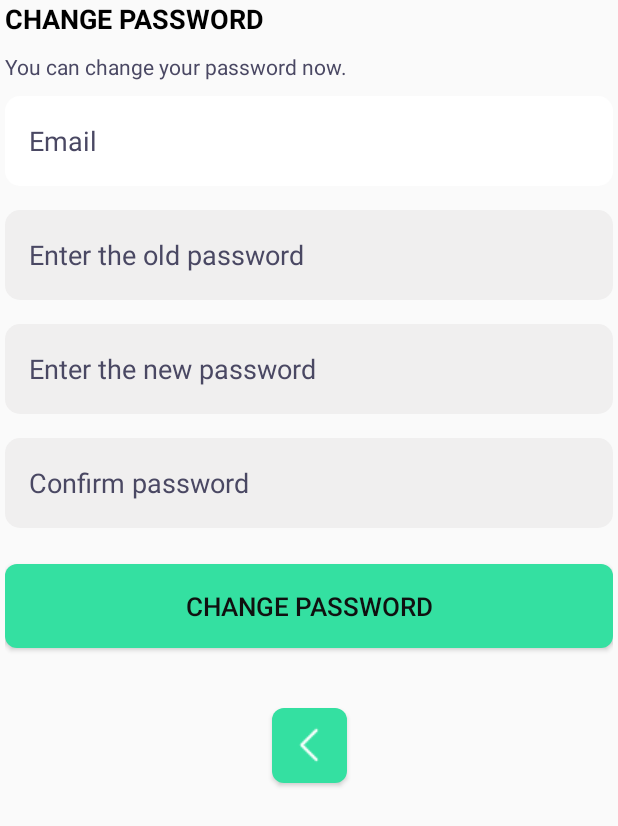
After one commit to tnqb293/NT118.O13.MMCL_FinalProject, an Android app: the layout fragment_changepassword.xml on its own in the app's theme, with its tools: preview values and no code run, on a phone screen of 412 x 824 dp. The commit adds this screen. Shown: the top 826 px of the screen. Run offline under Robolectric (Android 15) with nearby library versions, the phone set to English and light mode, and no system bars.

Commit message:
update fragment changepassword

```diff
--- /dev/null
+++ b/WeatherApp/app/src/main/res/layout/fragment_changepassword.xml
@@ -0,0 +1,127 @@
+<?xml version="1.0" encoding="utf-8"?>
+<androidx.constraintlayout.widget.ConstraintLayout xmlns:android="http://schemas.android.com/apk/res/android"
+    android:layout_width="match_parent"
+    android:layout_height="match_parent"
+    xmlns:app="http://schemas.android.com/apk/res-auto"
+    android:layout_marginLeft="3dp"
+    android:layout_marginRight="3dp">
+    <TextView
+        android:id="@+id/tv_change_password"
+        android:layout_width="wrap_content"
+        android:layout_height="wrap_content"
+        app:layout_constraintTop_toTopOf="parent"
+        app:layout_constraintLeft_toLeftOf="parent"
+        android:text="CHANGE PASSWORD"
+        android:textStyle="bold"
+        android:textSize="18sp"
+        android:textColor="@color/black"
+        />
+    <TextView
+        android:id="@+id/tv_you_can_change_password"
+        android:layout_width="wrap_content"
+        android:layout_height="wrap_content"
+        android:layout_marginTop="10dp"
+        app:layout_constraintTop_toBottomOf="@id/tv_change_password"
+        app:layout_constraintLeft_toLeftOf="parent"
+        android:text="@string/you_can_change_password"
+        android:textColor="@color/blue_dark"
+        />
+    <EditText
+        android:id="@+id/et_email_change"
+        android:layout_width="0dp"
+        android:layout_height="60dp"
+        android:layout_marginTop="10dp"
+        app:layout_constraintLeft_toLeftOf="parent"
+        app:layout_constraintRight_toRightOf="parent"
+        app:layout_constraintTop_toBottomOf="@id/tv_you_can_change_password"
+        android:inputType="textEmailAddress"
+        android:background="@drawable/bg_input_text"
+        android:hint="@string/hint_email"
+        android:textColorHint="@color/input_text"
+        android:paddingTop="12dp"
+        android:paddingBottom="12dp"
+        android:paddingLeft="16dp"
+        android:paddingRight="16dp"
+        />
+    <EditText
+        android:id="@+id/et_username"
+        android:layout_width="0dp"
+        android:layout_height="60dp"
+        android:layout_marginTop="16dp"
+        app:layout_constraintLeft_toLeftOf="parent"
+        app:layout_constraintRight_toRightOf="parent"
+        app:layout_constraintTop_toBottomOf="@id/et_email_change"
+        android:background="@drawable/bg_input_text"
+        android:inputType="textPersonName"
+        android:hint="@string/old_password"
+        android:textColorHint="@color/input_text"
+        android:paddingTop="12dp"
+        android:paddingBottom="12dp"
+        android:paddingRight="16dp"
+        android:paddingLeft="16dp"
+        />
+    <EditText
+        android:id="@+id/et_old_password"
+        android:layout_width="0dp"
+        android:layout_height="60dp"
+        android:layout_marginTop="16dp"
+        app:layout_constraintLeft_toLeftOf="parent"
+        app:layout_constraintRight_toRightOf="parent"
+        app:layout_constraintTop_toBottomOf="@id/et_username"
+        android:background="@drawable/bg_input_text"
+        android:hint="@string/new_password"
+        android:inputType="textPassword"
+        android:textColorHint="@color/input_text"
+        android:paddingTop="12dp"
+        android:paddingBottom="12dp"
+        android:paddingLeft="16dp"
+        android:paddingRight="16dp"
+        />
+    <EditText
+        android:id="@+id/et_confirm_password"
+        android:layout_width="0dp"
+        android:layout_height="60dp"
+        android:layout_marginTop="16dp"
+        app:layout_constraintLeft_toLeftOf="parent"
+        app:layout_constraintRight_toRightOf="parent"
+        app:layout_constraintTop_toBottomOf="@id/et_old_password"
+        android:background="@drawable/bg_input_text"
+        android:hint="@string/confirm_password"
+        android:inputType="textPassword"
+        android:textColorHint="@color/input_text"
+        android:paddingTop="12dp"
+        android:paddingBottom="12dp"
+        android:paddingLeft="16dp"
+        android:paddingRight="16dp"
+        />
+
+    <Button
+        android:id="@+id/bt_change_password"
+        android:layout_width="0dp"
+        android:layout_height="wrap_content"
+        app:layout_constraintLeft_toLeftOf="parent"
+        app:layout_constraintRight_toRightOf="parent"
+        app:layout_constraintTop_toBottomOf="@id/et_confirm_password"
+        android:layout_marginTop="24dp"
+        android:paddingRight="8dp"
+        android:paddingLeft="8dp"
+        android:paddingTop="16dp"
+        android:paddingBottom="16dp"
+        android:text="@string/changepassword"
+        android:textColor="@color/maybe_black"
+        android:textSize="17sp"
+        android:background="@drawable/bg_button_login"
+        />
+
+    <Button
+        android:id="@+id/bt_return_change"
+        android:layout_width="50dp"
+        android:layout_height="50dp"
+        app:layout_constraintLeft_toLeftOf="parent"
+        app:layout_constraintRight_toRightOf="parent"
+        app:layout_constraintTop_toBottomOf="@id/bt_change_password"
+        android:layout_marginTop="40dp"
+        android:background="@drawable/bg_button_login"
+        android:drawableStart="@drawable/ic_back"
+        android:padding="10dp" />
+</androidx.constraintlayout.widget.ConstraintLayout>
--- a/WeatherApp/app/src/main/res/values/strings.xml
+++ b/WeatherApp/app/src/main/res/values/strings.xml
@@ -16,6 +16,11 @@
     <string name="Sign_up_google">Sign Up With Google</string>
     <string name="Sign_up_email">Sign Up With Email</string>
     <string name="now_you">Now you are ready to log in. By signing in you are agreeing our Term and privacy policy.</string>
+    <string name="old_password">Enter the old password</string>
+    <string name="new_password">Enter the new password</string>
+    <string name="confirm_password">Confirm password</string>
+    <string name="you_can_change_password">You can change your password now.</string>
+    <string name="changepassword">CHANGE PASSWORD</string>
     <string name="login">LOGIN</string>
     <string name="Dashboard">Dashboard</string>
     <string name="Chart">Chart</string>
```
Also changed, not shown: 1 other file.
